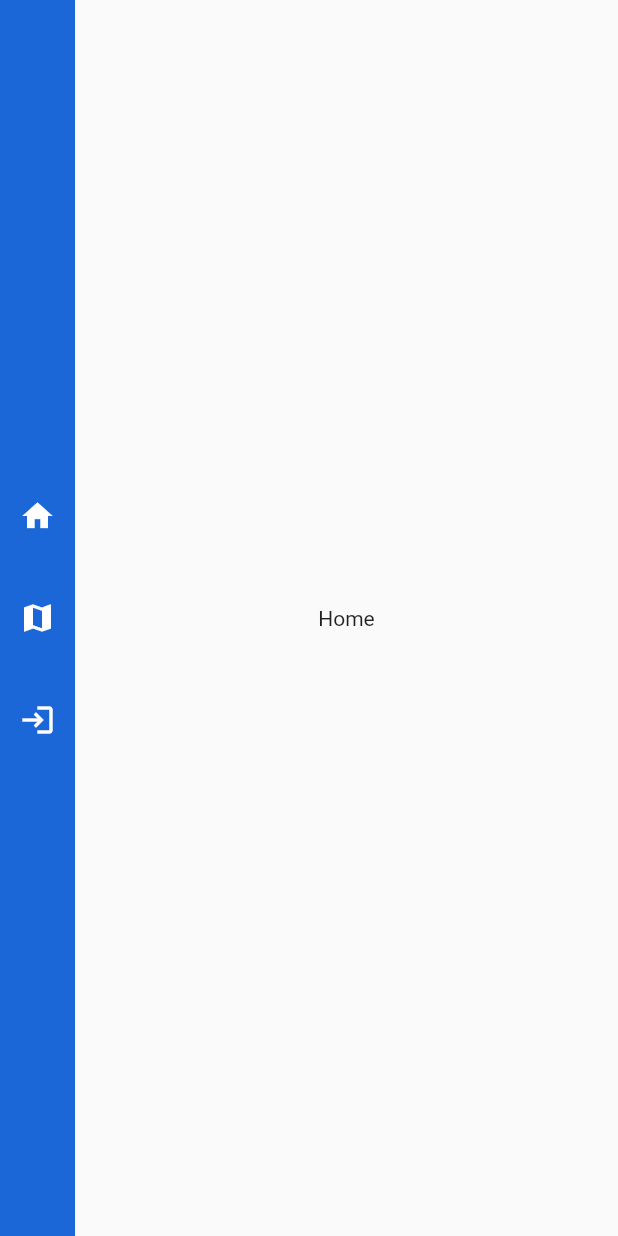
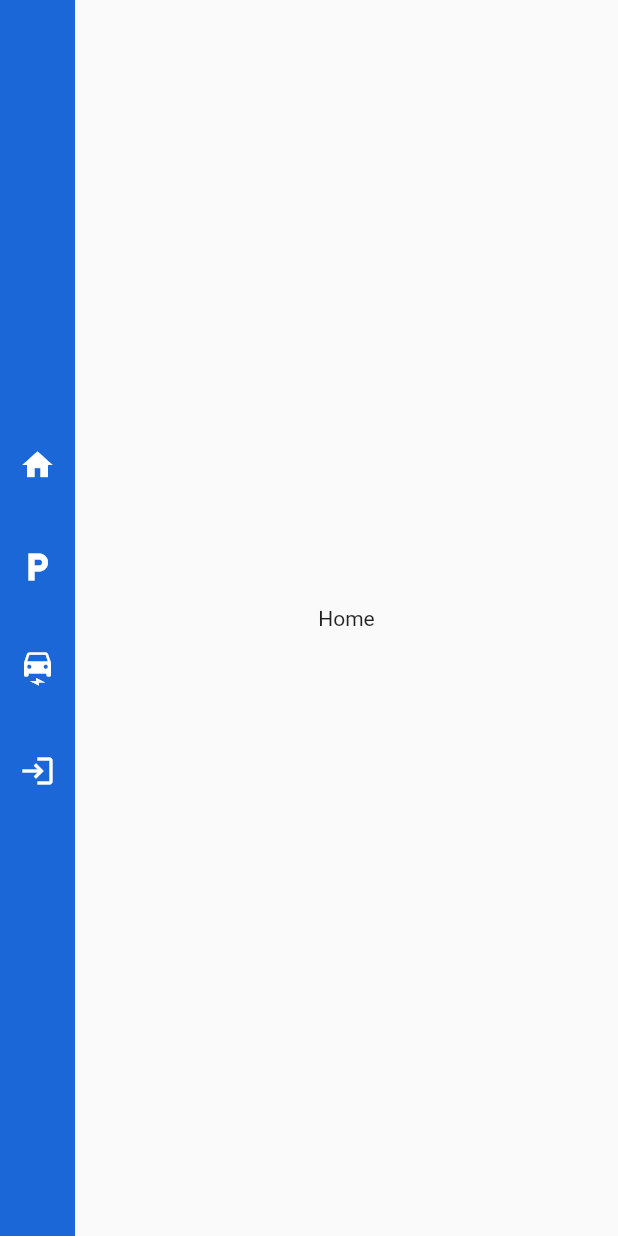
Before and after one commit to ybelkhedra/interactive-transportation-mapping, a Flutter app: the screen it shows after launch, on a phone screen of 412 x 824 dp. Run offline on Flutter 3.47's test engine with Material 2 defaults, Android fonts, the phone set to English and light mode, and no system bars; our stand-ins replace flutter_map, latlong2, loading_animation_widget; network calls fail.

Commit message:
parkings flutter in progress

```diff
--- a/flutter/datacampus_bordeaux/lib/MapView.dart
+++ b/flutter/datacampus_bordeaux/lib/MapView.dart
@@ -21,10 +21,11 @@ class MapView extends StatelessWidget {
 
   //fonction qui retourne une liste de markers à partir d'une liste d'arrets de bus (json) obtenu par une requete http
   Future<List<Marker>> getBusStop() async {
+    print("TEST BUS STOP");
     var url = Uri.http("145.239.198.30", "/sources/requetes/arrets_api.php");
     var response = await http.get(url);
-    // print('Response status: ${response.statusCode}');
-    // print('Response body: ${response.body}');
+    print('Response status: ${response.statusCode}');
+    //print('Response body: ${response.body}');
     var data = jsonDecode(response.body);
     List<Marker> markers = [];
     for (var i = 0; i < data.length; i++) {
--- a/flutter/datacampus_bordeaux/lib/main.dart
+++ b/flutter/datacampus_bordeaux/lib/main.dart
@@ -1,5 +1,6 @@
 import 'package:flutter/material.dart';
 import 'login.dart';
+import 'CRUD/parkings.dart';
 import 'MapView.dart';
 
 void main() async {
@@ -65,7 +66,18 @@ class _menuState extends State<menu> {
                     //espace entre les icones de 10px
                     const SizedBox(height: 20),
                     IconButton(
-                      icon: const Icon(Icons.map, color: Colors.white),
+                      icon: const Icon(Icons.local_parking_outlined,
+                          color: Colors.white),
+                      onPressed: () {
+                        setState(() {
+                          currentPageIndex = 1;
+                        });
+                      },
+                    ),
+                    //espace entre les icones de 10px
+                    const SizedBox(height: 20),
+                    IconButton(
+                      icon: const Icon(Icons.electric_car, color: Colors.white),
                       onPressed: () {
                         setState(() {
                           currentPageIndex = 1;
@@ -90,13 +102,13 @@ class _menuState extends State<menu> {
         Expanded(
           child: IndexedStack(
             index: currentPageIndex,
-            children: [
-              const Center(
+            children: const [
+              Center(
                 child: Text('Home'),
               ),
-              //const MapView(),
-              const MapView(),
-              const LoginView(),
+              parkings(),
+              MapView(),
+              LoginView(),
             ],
           ),
         ),
--- a/flutter/datacampus_bordeaux/pubspec.yaml
+++ b/flutter/datacampus_bordeaux/pubspec.yaml
@@ -37,11 +37,9 @@ dependencies:
   cupertino_icons: ^1.0.2
   flutter_map: ^3.1.0
   http: ^0.13.5
+  loading_animation_widget: ^1.2.0+4
   latlong: ^0.6.1
   latlong2: ^0.8.1
-  loading_animation_widget: ^1.2.0+4
-  webview_flutter: ^2.0.3
-  webviewx: ^0.2.1
 
 dev_dependencies:
   flutter_test:
```
Also changed, not shown: flutter/datacampus_bordeaux/lib/CRUD/parkings.dart (added, +136 -0 lines), flutter/datacampus_bordeaux/pubspec.lock.
